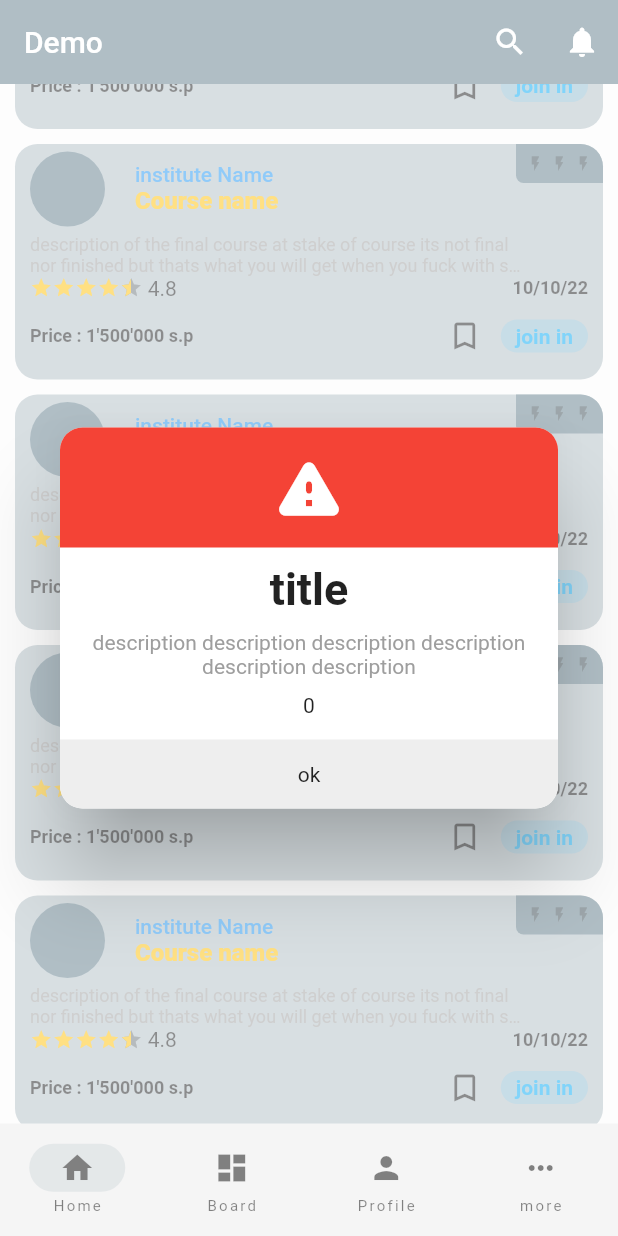
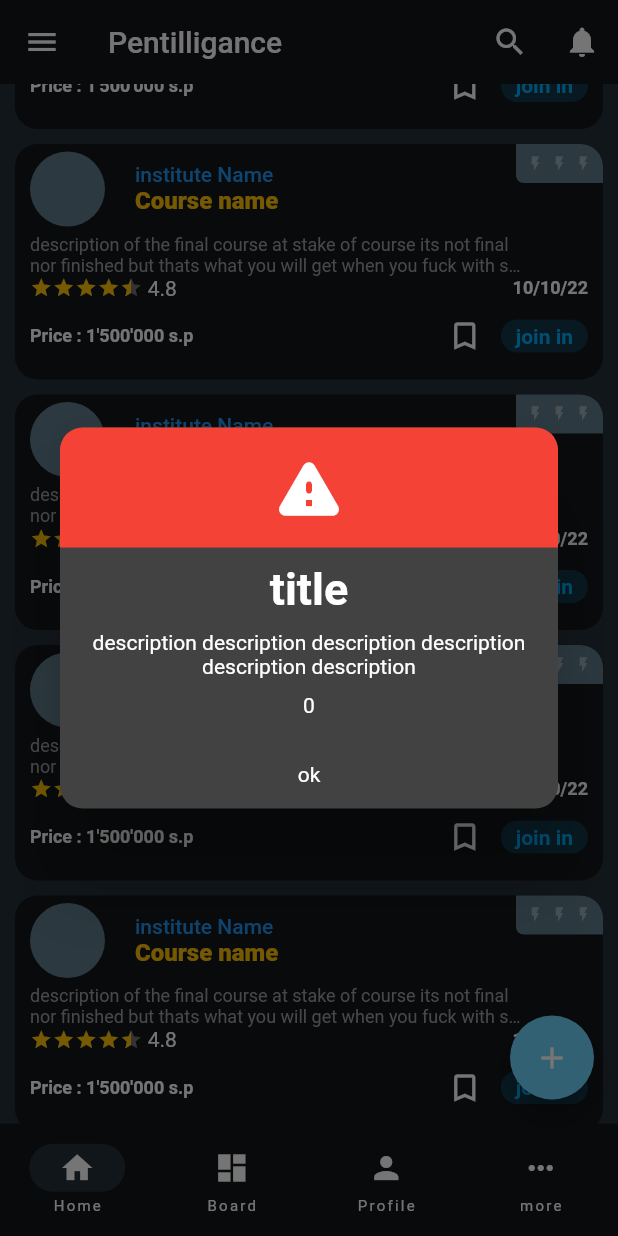
Before and after one commit to yazanash/Pentell, a Flutter app: the screen it shows after launch, scrolled down 409 dp, after a tap on the "notifications" icon, on a phone screen of 412 x 824 dp. Run offline on Flutter 3.47's test engine with Material 2 defaults, Android fonts, the phone set to English and light mode, and no system bars; drawn by our look-alikes of flutter_rating_bar; our stand-ins replace dartz, equatable, get_it, hive, hive_flutter, internet_connection_checker and 2 more; missing offline and left inert: dart:ffi; accounts and stored records are empty.

Commit message:
dark theme

```diff
--- a/lib/core/errors/exeptions.dart
+++ b/lib/core/errors/exeptions.dart
@@ -9,3 +9,5 @@ class PermissionException implements Exception {}
 class BannedUserException implements Exception {}
 
 class FailedAuthException implements Exception {}
+
+class EndOfLicenceException implements Exception {}
--- a/lib/core/popups/popup.dart
+++ b/lib/core/popups/popup.dart
@@ -51,7 +51,6 @@ class Popup extends StatelessWidget {
                 textAlign: TextAlign.center,
                 style: const TextStyle(
                   fontSize: 14,
-                  color: Colors.grey,
                 ),
               ),
             ),
@@ -60,9 +59,7 @@ class Popup extends StatelessWidget {
             margin: EdgeInsets.only(top: 15),
             padding: EdgeInsets.all(15),
             decoration: BoxDecoration(
-              color: Colors.grey.shade200,
-              borderRadius:
-                  BorderRadius.vertical(bottom: Radius.circular(15)),
+              borderRadius: BorderRadius.vertical(bottom: Radius.circular(15)),
             ),
             child: Row(
               mainAxisAlignment: MainAxisAlignment.spaceAround,
--- a/lib/core/themes/themes.dart
+++ b/lib/core/themes/themes.dart
@@ -1,8 +1,45 @@
 import 'package:flutter/material.dart';
+import 'package:flutter/services.dart';
+
+final primary = Color(0xFF111519);
+final background = Color(0xFF262F38);
 
 final ThemeData lightTheme = _lightTheme();
+ThemeData darkTheme = _darkTheme();
 
 ThemeData _lightTheme() {
   final base = ThemeData.light();
   return base.copyWith();
 }
+
+ThemeData _darkTheme() {
+  final base = ThemeData.dark();
+  return base.copyWith(
+    primaryColor: primary,
+    primaryColorDark: primary,
+    splashColor: primary,
+    backgroundColor: background,
+    scaffoldBackgroundColor: background,
+    // applyElevationOverlayColor: true,
+
+    buttonTheme: ButtonThemeData().copyWith(
+      splashColor: background,
+    ),
+    floatingActionButtonTheme: FloatingActionButtonThemeData().copyWith(
+      backgroundColor: Color(0xFF6BD4F9),
+      foregroundColor: Colors.white,
+    ),
+    appBarTheme: AppBarTheme().copyWith(
+      backgroundColor: primary,
+      foregroundColor: Colors.white,
+      systemOverlayStyle: SystemUiOverlayStyle.light.copyWith(
+        systemNavigationBarColor: primary,
+        systemNavigationBarIconBrightness: Brightness.dark,
+      ),
+    ),
+    navigationBarTheme: NavigationBarThemeData().copyWith(
+      backgroundColor: primary,
+      indicatorColor: background,
+    ),
+  );
+}
--- a/lib/features/course/views/pages/members_tab.dart
+++ b/lib/features/course/views/pages/members_tab.dart
@@ -15,6 +15,7 @@ class MembersTab extends StatelessWidget {
         children: members,
       ),
       floatingActionButton: FloatingActionButton(
+        heroTag: '3',
         onPressed: () {},
         child: Icon(Icons.add),
       ),
--- a/lib/features/course/views/pages/tasks_tab.dart
+++ b/lib/features/course/views/pages/tasks_tab.dart
@@ -13,6 +13,7 @@ class TasksTab extends StatelessWidget {
         direction: Axis.vertical,
         children: [
           FloatingActionButton(
+            heroTag: '1',
             backgroundColor: Colors.green,
             mini: true,
             onPressed: () {
@@ -24,6 +25,7 @@ class TasksTab extends StatelessWidget {
             child: Icon(Icons.message_outlined),
           ),
           FloatingActionButton(
+            heroTag: '2',
             backgroundColor: Colors.pink,
             child: Icon(Icons.poll_outlined),
             onPressed: () {},
--- a/lib/features/course/views/widgets/course_widget.dart
+++ b/lib/features/course/views/widgets/course_widget.dart
@@ -25,7 +25,7 @@ class CourseWidget extends StatelessWidget {
           Container(
             padding: EdgeInsets.symmetric(horizontal: 10, vertical: 5),
             decoration: BoxDecoration(
-              color: theme.backgroundColor,
+              color: theme.primaryColor,
               borderRadius: BorderRadius.circular(15),
             ),
             child: Column(
--- a/lib/features/dashboard/models/entities/chapter.dart
+++ b/lib/features/dashboard/models/entities/chapter.dart
@@ -1,4 +1,5 @@
 class Chapter {
   String? title;
   List<String?> subTitles = [];
+  Chapter({this.title});
 }
--- a/lib/homePage.dart
+++ b/lib/homePage.dart
@@ -1,7 +1,12 @@
 import 'package:flutter/material.dart';
+import 'package:flutter/services.dart';
 import 'package:pentelligence/core/constant/constant.dart';
 import 'package:pentelligence/core/popups/popup.dart';
+import 'package:pentelligence/core/themes/themes.dart';
+import 'package:pentelligence/features/auth/views/pages/authpage.dart';
 import 'package:pentelligence/features/connections/views/pages/profile_page.dart';
+import 'package:pentelligence/features/course/views/pages/course_info.dart';
+import 'package:pentelligence/features/course/views/pages/notification_page.dart';
 import 'package:pentelligence/features/dashboard/views/pages/board_page.dart';
 import 'package:pentelligence/features/course/views/pages/courses_page.dart';
 import 'package:pentelligence/features/course/views/pages/lobby_page.dart';
@@ -23,7 +28,70 @@ class HomePage extends StatelessWidget {
 
   @override
   Widget build(BuildContext context) {
+
     return Scaffold(
+      drawer: Drawer(
+        child: SingleChildScrollView(
+          padding: EdgeInsets.only(top: 50),
+          child: Column(
+            children: [
+              TextButton(
+                  onPressed: () => Navigator.of(context).push(MaterialPageRoute(
+                      builder: (context) => CoursesPage(isRtl: false))),
+                  child: Text('courses page')),
+              TextButton(
+                  onPressed: () => Navigator.of(context).push(MaterialPageRoute(
+                      builder: (context) => CourseInfoPage())),
+                  child: Text('courses info')),
+              TextButton(
+                  onPressed: () => Navigator.of(context).push(
+                      MaterialPageRoute(builder: (context) => LobbyPage())),
+                  child: Text('lobby page')),
+              TextButton(
+                  onPressed: () => Navigator.of(context).push(MaterialPageRoute(
+                      builder: (context) => NotificationPage())),
+                  child: Text('notification page')),
+              TextButton(
+                  onPressed: () => Navigator.of(context).push(
+                      MaterialPageRoute(builder: (context) => AddCourse())),
+                  child: Text('add course')),
+              TextButton(
+                  onPressed: () => Navigator.of(context).push(
+                      MaterialPageRoute(builder: (context) => AddChapter())),
+                  child: Text('add chapter')),
+              TextButton(
+                  onPressed: () => Navigator.of(context).push(
+                      MaterialPageRoute(builder: (context) => BoardPage())),
+                  child: Text('board page')),
+              TextButton(
+                  onPressed: () => Navigator.of(context)
+                      .push(MaterialPageRoute(builder: (context) => OrgInfo())),
+                  child: Text('org info')),
+              TextButton(
+                  onPressed: () => Navigator.of(context).push(
+                      MaterialPageRoute(builder: (context) => UserInfo())),
+                  child: Text('user info')),
+              TextButton(
+                  onPressed: () => Navigator.of(context).push(
+                      MaterialPageRoute(builder: (context) => EmployeesPage())),
+                  child: Text('employee page')),
+              TextButton(
+                  onPressed: () => Navigator.of(context).push(
+                      MaterialPageRoute(builder: (context) => MyCourses())),
+                  child: Text('my courses page')),
+              TextButton(
+                  onPressed: () => Navigator.of(context).push(
+                      MaterialPageRoute(builder: (context) => ProfilePage())),
+                  child: Text('profile page')),
+              TextButton(
+                  onPressed: () => Navigator.of(context).push(
+                      MaterialPageRoute(builder: (context) => AuthPage())),
+                  child: Text('auth page')),
+            ],
+          ),
+        ),
+      ),
+      resizeToAvoidBottomInset: false,
       appBar: AppBar(
         actions: [
           IconButton(
@@ -51,7 +119,6 @@ class HomePage extends StatelessWidget {
               showDialog(
                   context: context,
                   barrierDismissible: true,
-                  barrierColor: Colors.white.withOpacity(0.5),
                   builder: (c) {
                     return Popup(
                         icon: Icon(
@@ -72,7 +139,7 @@ class HomePage extends StatelessWidget {
           ),
         ],
         title: Text(
-          'Demo',
+          'Pentilligance',
           // style: TextStyle(color: Color(0xFFAB9C6F)),
         ),
 
@@ -88,10 +155,7 @@ class HomePage extends StatelessWidget {
           },
           selectedIndex: state.index,
           destinations: const [
-            NavigationDestination(
-              icon: Icon(Icons.home),
-              label: 'Home',
-            ),
+            NavigationDestination(icon: Icon(Icons.home), label: 'Home'),
             NavigationDestination(icon: Icon(Icons.dashboard), label: 'Board'),
             NavigationDestination(icon: Icon(Icons.person), label: 'Profile'),
             NavigationDestination(icon: Icon(Icons.more_horiz), label: 'more'),
@@ -110,6 +174,10 @@ class HomePage extends StatelessWidget {
           ][state.index];
         },
       ),
+      floatingActionButton: FloatingActionButton(
+        onPressed: () {},
+        child: Icon(Icons.add),
+      ),
     );
   }
 }
--- a/lib/main.dart
+++ b/lib/main.dart
@@ -1,5 +1,7 @@
 import 'package:flutter/material.dart';
+import 'package:flutter/services.dart';
 import 'package:pentelligence/core/constant/constant.dart';
+import 'package:pentelligence/core/themes/themes.dart';
 import 'package:pentelligence/core/utilities/splash.dart';
 import 'package:pentelligence/features/course/views/pages/lobby_page.dart';
 import 'package:pentelligence/features/dashboard/views/provider/chapterstate.dart';
@@ -20,22 +22,22 @@ class MyApp extends StatelessWidget {
   // This widget is the root of your application.
   @override
   Widget build(BuildContext context) {
+    SystemChrome.setSystemUIOverlayStyle(
+      SystemUiOverlayStyle.dark.copyWith(systemNavigationBarColor: primary),
+    );
     return MultiProvider(
       providers: [
         ChangeNotifierProvider<MainState>(create: (context) => MainState()),
-         ChangeNotifierProvider<ChaptersState>(create: (context) => ChaptersState()),
+        ChangeNotifierProvider<ChaptersState>(
+            create: (context) => ChaptersState()),
       ],
       builder: (context, child) {
         // var theme = Provider.of<MainState>(context).
         return MaterialApp(
           title: 'Pentelligence',
-          theme: ThemeData(
-            primarySwatch: Colors.blueGrey,
-          ),
-          darkTheme: ThemeData.dark(),
-          themeMode: Provider.of<MainState>(context).theme == ThemeType.light
-              ? ThemeMode.light
-              : ThemeMode.dark,
+          theme: lightTheme,
+          darkTheme: darkTheme,
+          themeMode: ThemeMode.dark,
 
           // home: LobbyPage(),
           // home: SplashWidget(userBox:di.userBox),
```
Also changed, not shown: lib/core/popups/add_poll_widget.dart (added, +63 -0 lines), lib/features/dashboard/views/pages/add_chapter.dart (+3 -4 lines).
